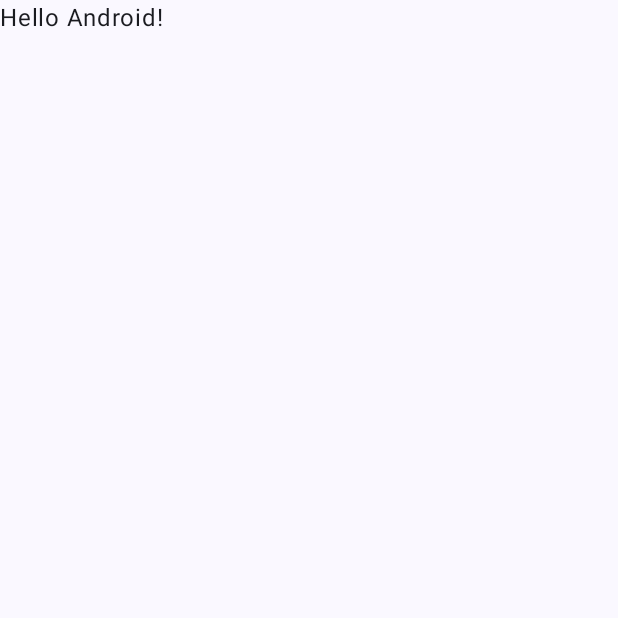
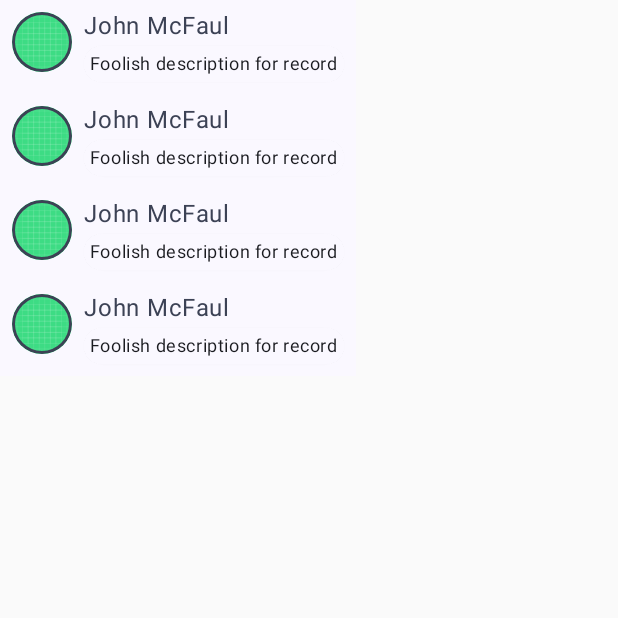
Before and after one commit to AlexOmarov/BerteAndroid, an Android app built with Jetpack Compose: the screen it shows after launch (MainActivity), on a phone screen of 412 x 824 dp, the top half of it. Before the commit the part shown is almost empty. Run offline under Robolectric (Android 15) with nearby library versions, the phone set to English and light mode, and no system bars.

```diff
--- a/app/src/main/kotlin/com/example/berteandroid/MainActivity.kt
+++ b/app/src/main/kotlin/com/example/berteandroid/MainActivity.kt
@@ -1,42 +1,107 @@
 package com.example.berteandroid
 
+import android.content.res.Configuration
 import android.os.Bundle
 import androidx.activity.ComponentActivity
 import androidx.activity.compose.setContent
-import androidx.compose.foundation.layout.fillMaxSize
+import androidx.compose.foundation.Image
+import androidx.compose.foundation.border
+import androidx.compose.foundation.layout.*
+import androidx.compose.foundation.lazy.LazyColumn
+import androidx.compose.foundation.shape.CircleShape
 import androidx.compose.material3.MaterialTheme
 import androidx.compose.material3.Surface
 import androidx.compose.material3.Text
 import androidx.compose.runtime.Composable
 import androidx.compose.ui.Modifier
+import androidx.compose.ui.draw.clip
+import androidx.compose.ui.res.painterResource
 import androidx.compose.ui.tooling.preview.Preview
+import androidx.compose.ui.unit.dp
 import com.example.berteandroid.ui.theme.BerteAndroidTheme
+import androidx.compose.foundation.lazy.items
 
 class MainActivity : ComponentActivity() {
     override fun onCreate(savedInstanceState: Bundle?) {
         super.onCreate(savedInstanceState)
-        setContent {
-            BerteAndroidTheme {
-                Surface(
-                    modifier = Modifier.fillMaxSize(),
-                    color = MaterialTheme.colorScheme.background
-                ) {
-                    Greeting("Android")
-                }
-            }
+        setContent { FirstScreen() }
+    }
+}
+
+data class ElementData(val header: String, val description: String)
+
+@Preview(name = "Light Mode")
+@Preview(
+    uiMode = Configuration.UI_MODE_NIGHT_YES,
+    showBackground = true,
+    name = "Dark Mode"
+)
+@Composable
+fun FirstScreen() {
+    BerteAndroidTheme {
+        Surface(color = MaterialTheme.colorScheme.background) {
+            UserList(
+                listOf(
+                    ElementData("John McFaul", "Foolish description for record"),
+                    ElementData("John McFaul", "Foolish description for record"),
+                    ElementData("John McFaul", "Foolish description for record"),
+                    ElementData("John McFaul", "Foolish description for record"),
+                )
+            )
         }
     }
 }
 
 @Composable
-fun Greeting(name: String) {
-    Text(text = "Hello $name!")
+fun UserList(data: List<ElementData>) {
+    LazyColumn {
+        items(data) { data ->
+            UserListRow(data)
+        }
+    }
 }
 
-@Preview(showBackground = true)
 @Composable
-fun DefaultPreview() {
-    BerteAndroidTheme {
-        Greeting("Android")
+fun UserListRow(data: ElementData) {
+    Row(modifier = Modifier.padding(all = 8.dp)) {
+        UserListRowImage()
+
+        Spacer(modifier = Modifier.width(8.dp))
+
+        UserListRowContent(data)
+
     }
 }
+
+@Composable
+fun UserListRowImage() {
+    Image(
+        painter = painterResource(R.drawable.ic_launcher_background),
+        contentDescription = "Contact profile picture",
+        modifier = Modifier
+            .size(40.dp)
+            .clip(CircleShape)
+            .border(1.5.dp, MaterialTheme.colorScheme.secondary, CircleShape)
+    )
+}
+
+@Composable
+fun UserListRowContent(data: ElementData) {
+    Column {
+        Text(
+            text = data.header,
+            color = MaterialTheme.colorScheme.secondary,
+            style = MaterialTheme.typography.bodyLarge
+        )
+
+        Spacer(modifier = Modifier.height(4.dp))
+
+        Surface(shape = MaterialTheme.shapes.medium, shadowElevation = 1.dp) {
+            Text(
+                text = data.description,
+                modifier = Modifier.padding(all = 4.dp),
+                style = MaterialTheme.typography.bodySmall
+            )
+        }
+    }
+}
```
